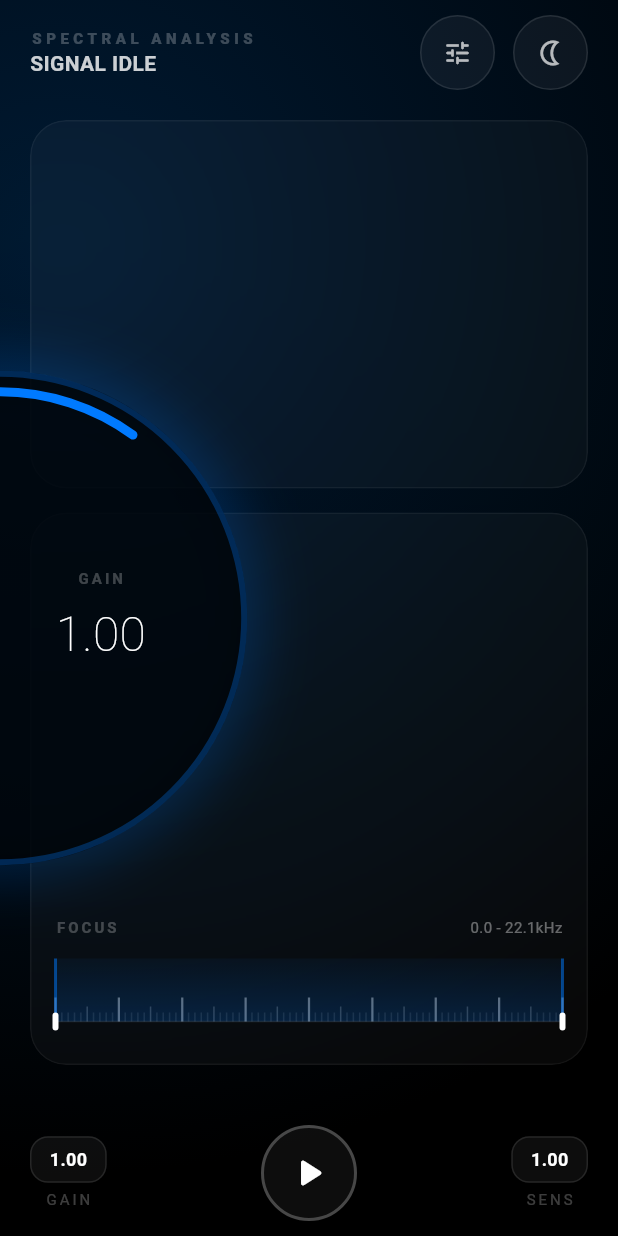
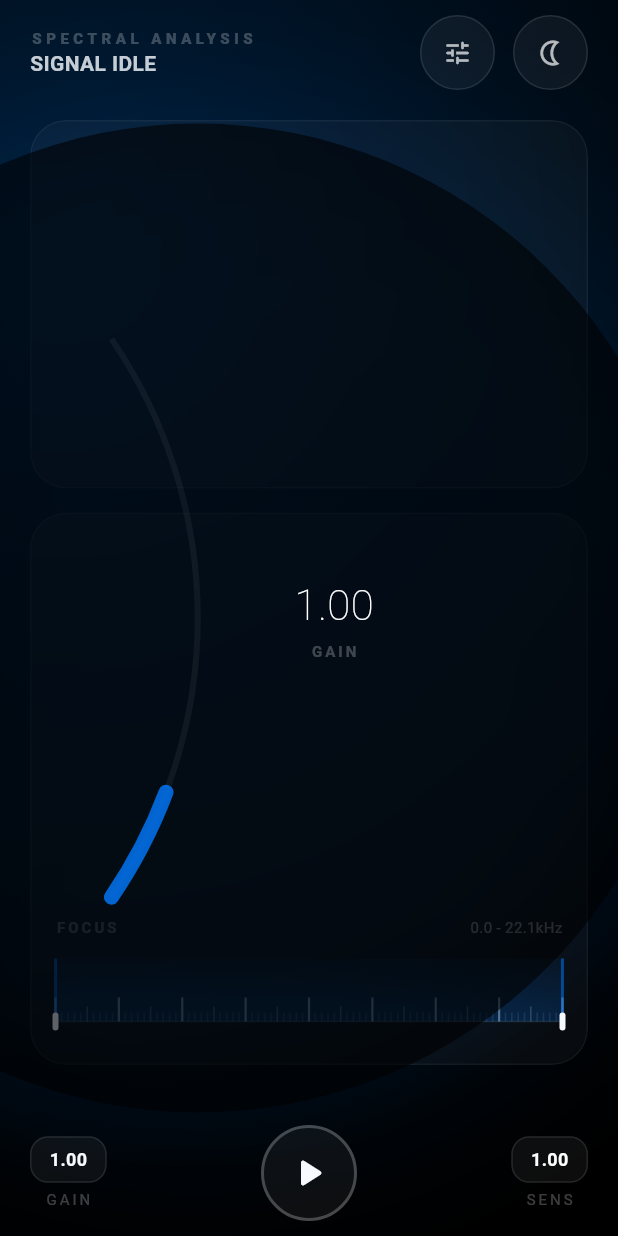
Before and after one commit to pedro16797/Spectral, a Flutter app: the screen it shows after launch, after a tap on the "wb sunny" icon, on a phone screen of 412 x 824 dp. Run offline on Flutter 3.47's test engine with Material 3 defaults, Android fonts, the phone set to English and light mode, and no system bars; missing offline and left inert: fftea, record.

Commit message:
Refine Gain and Sensitivity dials with persistent toggles
- Swapped label and value order in bottom triggers.
- Implemented exclusive persistent toggle logic for large edge dials.
- Dials remain visible for multiple drags and only close on re-tap or switching.
- Increased dial size and adjusted off-screen offset with constants.
- Inverted right dial sweep direction for symmetrical bottom-to-top filling.
- Added direct vertical drag support to the large edge dials.
- Added unit tests for new interaction logic in `test/dial_interaction_test.dart`.

Co-authored-by: pedro16797 <62699562+pedro16797@users.noreply.github.com>

```diff
--- a/lib/main.dart
+++ b/lib/main.dart
@@ -75,31 +75,71 @@ class DialArcPainter extends CustomPainter {
 
   @override
   void paint(Canvas canvas, Size size) {
-    final center = Offset(size.width / 2, size.height / 2);
-    final radius = size.width / 2 - 10;
-    final sweep = (value / 5.0) * math.pi;
-    const startAngle = -math.pi / 2; // Always start from the top center
+    final center = Offset(isLeft ? 0 : size.width, size.height / 2);
+    final radius = size.width / 2;
 
-    final paint = Paint()
-      ..color = const Color(0xFF007AFF)
+    const totalVisibleSweep = 1.2;
+    final progressSweep = (value / 5.0) * totalVisibleSweep;
+
+    final basePaint = Paint()
+      ..color = Colors.white.withOpacity(0.05)
+      ..style = PaintingStyle.stroke
+      ..strokeWidth = 4;
+
+    final progressPaint = Paint()
+      ..color = const Color(0xFF007AFF).withOpacity(0.8)
       ..style = PaintingStyle.stroke
       ..strokeCap = StrokeCap.round
-      ..strokeWidth = 6;
+      ..strokeWidth = 10;
 
+    if (isLeft) {
+      // Left dial: Visible is the right side of the circle.
+      // Fill bottom to top (counter-clockwise)
+      const startAngle = totalVisibleSweep / 2;
       canvas.drawArc(
         Rect.fromCircle(center: center, radius: radius),
         startAngle,
-      isLeft ? sweep : -sweep, // Sweep clockwise for left dial, counter-clockwise for right
+        -totalVisibleSweep,
         false,
-      paint,
+        basePaint,
       );
+      canvas.drawArc(
+        Rect.fromCircle(center: center, radius: radius),
+        startAngle,
+        -progressSweep,
+        false,
+        progressPaint,
+      );
+    } else {
+      // Right dial: Visible is the left side of the circle.
+      // Fill bottom to top (counter-clockwise)
+      const startAngle = math.pi + (totalVisibleSweep / 2);
+      canvas.drawArc(
+        Rect.fromCircle(center: center, radius: radius),
+        startAngle,
+        -totalVisibleSweep,
+        false,
+        basePaint,
+      );
+      canvas.drawArc(
+        Rect.fromCircle(center: center, radius: radius),
+        startAngle,
+        -progressSweep,
+        false,
+        progressPaint,
+      );
+    }
   }
 
   @override
-  bool shouldRepaint(covariant DialArcPainter oldDelegate) => oldDelegate.value != value;
+  bool shouldRepaint(covariant DialArcPainter oldDelegate) =>
+      oldDelegate.value != value || oldDelegate.isLeft != isLeft;
 }
 
 class _SpectralHomePageState extends State<SpectralHomePage> with TickerProviderStateMixin {
+  static const double _kLargeDialSizeScale = 0.8;
+  static const double _kLargeDialOffsetScale = 0.3;
+
   final AudioCaptureService _audioService = AudioCaptureService();
   final FftService _fftService = FftService();
   StreamSubscription<Float64List>? _audioSubscription;
@@ -374,14 +414,15 @@ class _SpectralHomePageState extends State<SpectralHomePage> with TickerProvider
     );
   }
 
-  Widget _buildLargeEdgeDial({required bool isLeft, required double value, required String label}) {
+  Widget _buildLargeEdgeDial(
+      {required bool isLeft, required double value, required String label}) {
     final size = MediaQuery.of(context).size;
-    final dialSize = size.height * 0.4;
+    final dialSize = size.height * _kLargeDialSizeScale;
 
     return Positioned(
       top: (size.height - dialSize) / 2,
-      left: isLeft ? -dialSize / 2 : null,
-      right: isLeft ? null : -dialSize / 2,
+      left: isLeft ? -dialSize * _kLargeDialOffsetScale : null,
+      right: isLeft ? null : -dialSize * _kLargeDialOffsetScale,
       child: GestureDetector(
         onVerticalDragUpdate: (details) {
           double delta = -details.delta.dy * 0.01;
@@ -397,39 +438,44 @@ class _SpectralHomePageState extends State<SpectralHomePage> with TickerProvider
           height: dialSize,
           decoration: BoxDecoration(
             shape: BoxShape.circle,
-            color: Colors.black.withOpacity(0.8),
-            border: Border.all(color: const Color(0xFF007AFF).withOpacity(0.3), width: 4),
+            color: Colors.black.withOpacity(0.6),
             boxShadow: [
               BoxShadow(
-                color: const Color(0xFF007AFF).withOpacity(0.2),
-                blurRadius: 30,
-                spreadRadius: 10,
+                color: const Color(0xFF007AFF).withOpacity(0.1),
+                blurRadius: 100,
+                spreadRadius: 20,
               )
             ],
           ),
           child: Stack(
             alignment: Alignment.center,
             children: [
-              // Radial scale markers could go here
-              Positioned(
-                left: isLeft ? dialSize * 0.6 : null,
-                right: isLeft ? null : dialSize * 0.6,
+              Align(
+                alignment: isLeft
+                    ? const Alignment(_kLargeDialOffsetScale, 0.0)
+                    : const Alignment(-_kLargeDialOffsetScale, 0.0),
                 child: Column(
                   mainAxisSize: MainAxisSize.min,
                   children: [
                     Text(
+                      value.toStringAsFixed(2),
+                      style: const TextStyle(
+                          fontSize: 28,
+                          fontWeight: FontWeight.w100,
+                          color: Colors.white),
+                    ),
+                    const SizedBox(height: 4),
+                    Text(
                       label,
-                      style: const TextStyle(fontSize: 10, letterSpacing: 2, color: Colors.white24, fontWeight: FontWeight.bold),
-                    ),
-                    const SizedBox(height: 8),
-                    Text(
-                      value.toStringAsFixed(2),
-                      style: const TextStyle(fontSize: 32, fontWeight: FontWeight.w100, color: Colors.white),
+                      style: const TextStyle(
+                          fontSize: 10,
+                          letterSpacing: 2,
+                          color: Colors.white24,
+                          fontWeight: FontWeight.bold),
                     ),
                   ],
                 ),
               ),
-              // Spinning arc to show value
               CustomPaint(
                 size: Size(dialSize, dialSize),
                 painter: DialArcPainter(value: value, isLeft: isLeft),
@@ -542,7 +588,10 @@ class _SpectralHomePageState extends State<SpectralHomePage> with TickerProvider
     return Row(
       mainAxisAlignment: MainAxisAlignment.spaceBetween,
       children: [
-        _buildDialTrigger(
+        Semantics(
+          label: "GAIN",
+          button: true,
+          child: _buildDialTrigger(
             "GAIN",
             _gain,
             (v) => setState(() => _gain = v),
@@ -554,6 +603,7 @@ class _SpectralHomePageState extends State<SpectralHomePage> with TickerProvider
               _isAdjustingGain = !_isAdjustingGain;
               if (_isAdjustingGain) _isAdjustingSens = false;
             }),
+          ),
         ),
         GestureDetector(
           onTap: _toggleCapture,
@@ -580,7 +630,10 @@ class _SpectralHomePageState extends State<SpectralHomePage> with TickerProvider
             },
           ),
         ),
-        _buildDialTrigger(
+        Semantics(
+          label: "SENS",
+          button: true,
+          child: _buildDialTrigger(
             "SENS",
             _sensitivity,
             (v) => setState(() => _sensitivity = v),
@@ -592,6 +645,7 @@ class _SpectralHomePageState extends State<SpectralHomePage> with TickerProvider
               _isAdjustingSens = !_isAdjustingSens;
               if (_isAdjustingSens) _isAdjustingGain = false;
             }),
+          ),
         ),
       ],
     );
@@ -605,6 +659,7 @@ class _SpectralHomePageState extends State<SpectralHomePage> with TickerProvider
     VoidCallback onTap,
   ) {
     return GestureDetector(
+      key: Key('trigger_$label'),
       behavior: HitTestBehavior.opaque,
       onTap: onTap,
       onVerticalDragStart: (_) => onActive(true),
```
Lines whose indentation alone changed are shown as unchanged.
